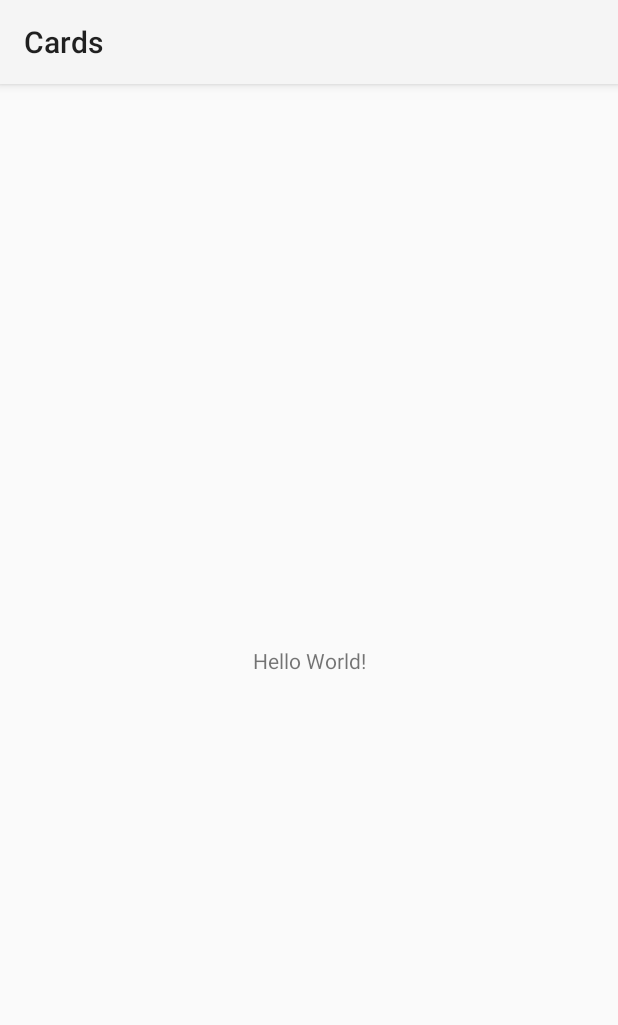
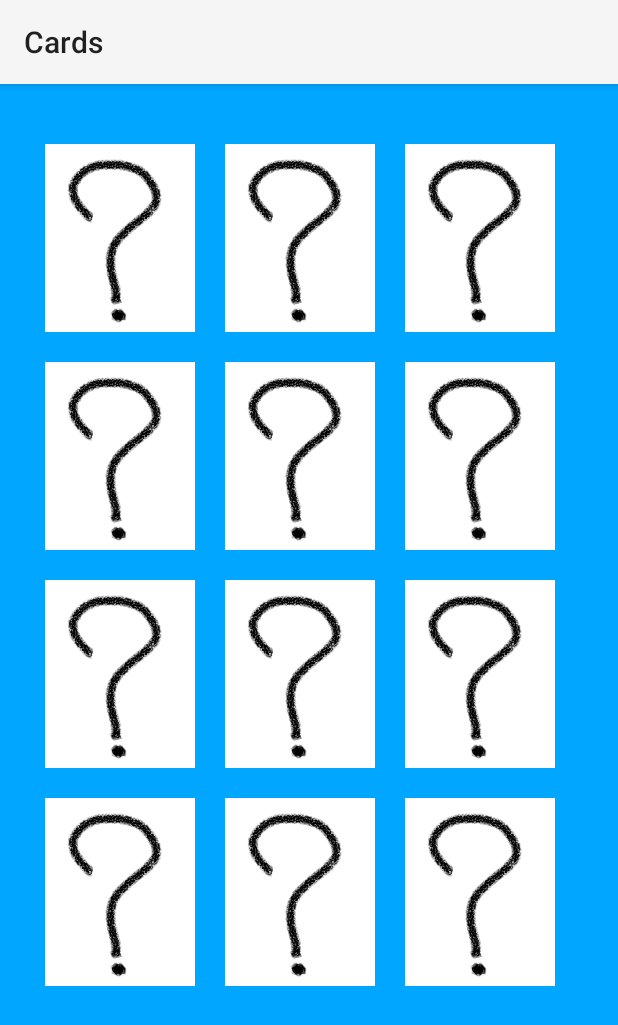
Before and after one commit to JoulyanoMzaber/Mobile-Android, an Android app: the screen it shows after launch (MainActivity), on a phone screen of 412 x 824 dp. Shown: the top 1025 px of the screen. Run offline under Robolectric (Android 15) with nearby library versions, the phone set to English and light mode, and no system bars.

Commit message:
Finalized Design

```diff
--- a/app/src/main/res/layout/activity_main.xml
+++ b/app/src/main/res/layout/activity_main.xml
@@ -4,15 +4,124 @@
     xmlns:tools="http://schemas.android.com/tools"
     android:layout_width="match_parent"
     android:layout_height="match_parent"
+    android:background="#00A6FF"
     tools:context=".MainActivity">
 
-    <TextView
-        android:layout_width="wrap_content"
-        android:layout_height="wrap_content"
-        android:text="Hello World!"
+    <TableLayout
+        android:layout_width="match_parent"
+        android:layout_height="match_parent"
+        android:layout_marginStart="20dp"
+        android:layout_marginTop="30dp"
+        android:layout_marginEnd="20dp"
+        android:layout_marginBottom="30dp"
         app:layout_constraintBottom_toBottomOf="parent"
         app:layout_constraintEnd_toEndOf="parent"
         app:layout_constraintStart_toStartOf="parent"
-        app:layout_constraintTop_toTopOf="parent" />
+        app:layout_constraintTop_toTopOf="parent">
 
+        <TableRow
+            android:layout_width="match_parent"
+            android:layout_height="match_parent">
+
+            <ImageView
+                android:id="@+id/imageView"
+                android:layout_width="100dp"
+                android:layout_height="125dp"
+                android:layout_margin="10dp"
+                app:srcCompat="@drawable/backface"
+                android:contentDescription="TODO" />
+
+            <ImageView
+                android:id="@+id/imageView4"
+                android:layout_width="100dp"
+                android:layout_height="125dp"
+                android:layout_margin="10dp"
+                app:srcCompat="@drawable/backface" />
+
+            <ImageView
+                android:id="@+id/imageView5"
+                android:layout_width="100dp"
+                android:layout_height="125dp"
+                android:layout_margin="10dp"
+                app:srcCompat="@drawable/backface" />
+        </TableRow>
+
+        <TableRow
+            android:layout_width="match_parent"
+            android:layout_height="match_parent">
+
+            <ImageView
+                android:id="@+id/imageView6"
+                android:layout_width="100dp"
+                android:layout_height="125dp"
+                android:layout_margin="10dp"
+                app:srcCompat="@drawable/backface" />
+
+            <ImageView
+                android:id="@+id/imageView7"
+                android:layout_width="100dp"
+                android:layout_height="125dp"
+                android:layout_margin="10dp"
+                app:srcCompat="@drawable/backface" />
+
+            <ImageView
+                android:id="@+id/imageView8"
+                android:layout_width="100dp"
+                android:layout_height="125dp"
+                android:layout_margin="10dp"
+                app:srcCompat="@drawable/backface" />
+        </TableRow>
+
+        <TableRow
+            android:layout_width="match_parent"
+            android:layout_height="match_parent">
+
+            <ImageView
+                android:id="@+id/imageView9"
+                android:layout_width="100dp"
+                android:layout_height="125dp"
+                android:layout_margin="10dp"
+                app:srcCompat="@drawable/backface" />
+
+            <ImageView
+                android:id="@+id/imageView10"
+                android:layout_width="100dp"
+                android:layout_height="125dp"
+                android:layout_margin="10dp"
+                app:srcCompat="@drawable/backface" />
+
+            <ImageView
+                android:id="@+id/imageView11"
+                android:layout_width="100dp"
+                android:layout_height="125dp"
+                android:layout_margin="10dp"
+                app:srcCompat="@drawable/backface" />
+        </TableRow>
+
+        <TableRow
+            android:layout_width="match_parent"
+            android:layout_height="match_parent">
+
+            <ImageView
+                android:id="@+id/imageView12"
+                android:layout_width="100dp"
+                android:layout_height="125dp"
+                android:layout_margin="10dp"
+                app:srcCompat="@drawable/backface" />
+
+            <ImageView
+                android:id="@+id/imageView13"
+                android:layout_width="100dp"
+                android:layout_height="125dp"
+                android:layout_margin="10dp"
+                app:srcCompat="@drawable/backface" />
+
+            <ImageView
+                android:id="@+id/imageView14"
+                android:layout_width="100dp"
+                android:layout_height="125dp"
+                android:layout_margin="10dp"
+                app:srcCompat="@drawable/backface" />
+        </TableRow>
+    </TableLayout>
 </androidx.constraintlayout.widget.ConstraintLayout>
```
